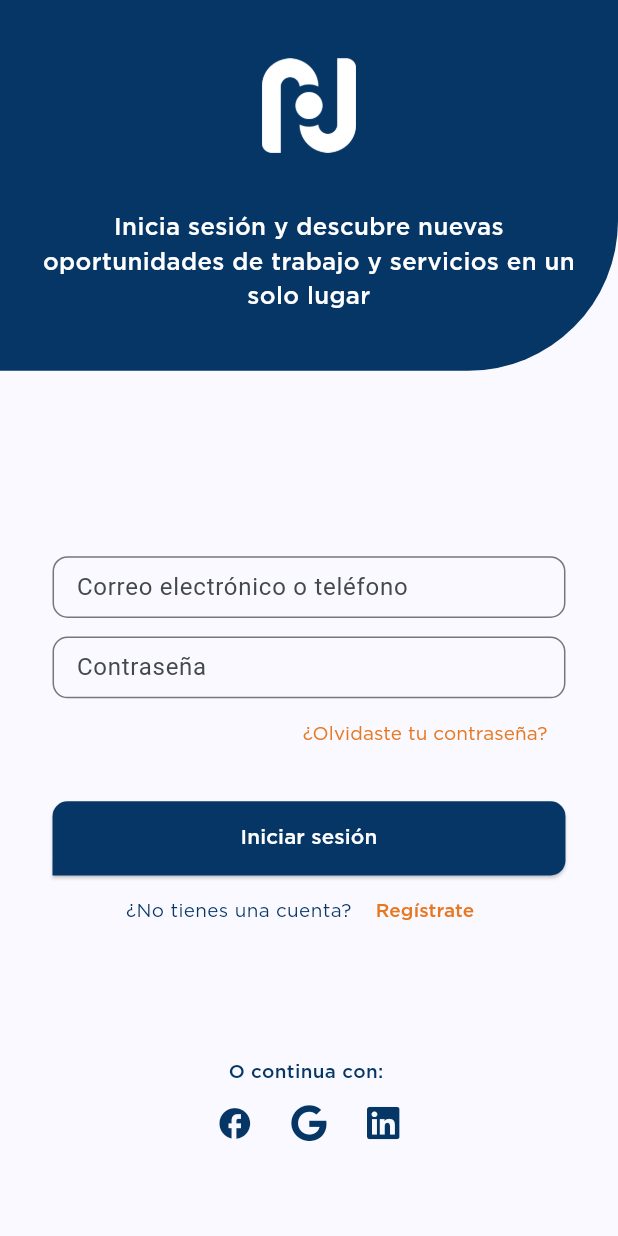
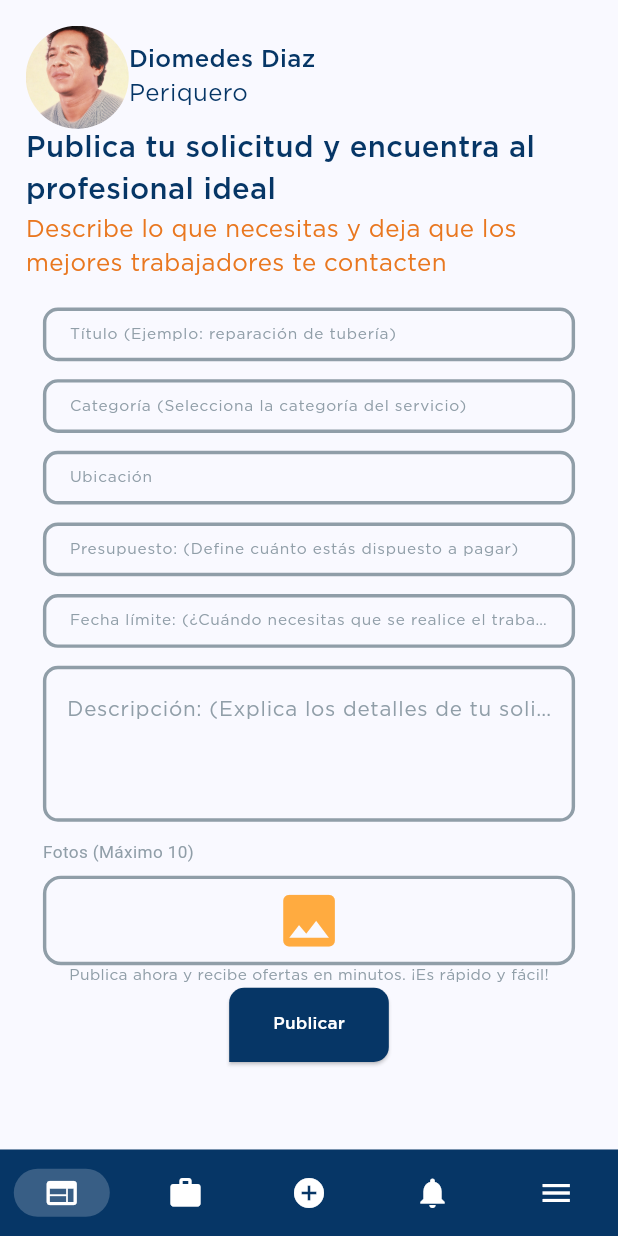
Before and after one commit to mauriciomartinezm/nodo, a Flutter app: the screen it shows after launch, on a phone screen of 412 x 824 dp. Run offline on Flutter 3.47's test engine with Material 3 defaults, Android fonts, the light colour scheme and no system bars; drawn by our look-alikes of auto_size_text; our stand-ins replace flutter_screenutil, font_awesome_flutter, image_picker.

Commit message:
feat(publicacion): create screen (responsive pending)

```diff
--- a/frontend/lib/app_colors.dart
+++ b/frontend/lib/app_colors.dart
@@ -4,4 +4,5 @@ class AppColors {
   static const Color primaryColor = Color.fromARGB(255, 6, 54, 102);
   static const Color secondaryColor = Color(0xFFFFFFFF);
   static const Color accentColor = Color.fromARGB(255, 233, 119, 31);
+  static const Color aux = Color.fromARGB(255, 144, 158, 168);
 }
--- a/frontend/lib/main.dart
+++ b/frontend/lib/main.dart
@@ -1,8 +1,8 @@
 import 'package:flutter/material.dart';
 import 'package:nodo/app_colors.dart';
-import 'package:nodo/login_screen.dart';
+//import 'package:nodo/screens/login_screen.dart';
 import 'package:flutter_screenutil/flutter_screenutil.dart';
-
+import 'package:nodo/screens/home_screen.dart';
 void main() {
   runApp(const MyApp());
 }
@@ -23,7 +23,7 @@ class MyApp extends StatelessWidget {
             colorScheme: ColorScheme.fromSeed(seedColor: AppColors.primaryColor),
             useMaterial3: true,
           ),
-          home: LoginScreen(),
+          home: HomeScreen(),
         );
       },
     );
--- /dev/null
+++ b/frontend/lib/screens/crear_publicacion_screen.dart
@@ -0,0 +1,198 @@
+import 'package:auto_size_text/auto_size_text.dart';
+import 'package:flutter/material.dart';
+import 'package:font_awesome_flutter/font_awesome_flutter.dart';
+import '../app_colors.dart';
+import 'package:flutter_screenutil/flutter_screenutil.dart';
+import 'package:nodo/widgets/subir_foto_widget.dart';
+
+class CrearPublicacion extends StatelessWidget {
+  const CrearPublicacion({super.key});
+
+  @override
+  Widget build(BuildContext context) {
+    return Scaffold(
+      body: Column(
+        children: [
+          SizedBox(
+            //height: MediaQuery.of(context).size.height * 0.3,
+            child: Container(
+              margin: EdgeInsets.all(15.r),
+              child: Column(
+                crossAxisAlignment: CrossAxisAlignment.start,
+                children: [
+                  Row(
+                    children: [
+                      Material(
+                        shape: RoundedRectangleBorder(
+                          borderRadius: BorderRadius.circular(50),
+                        ),
+                        clipBehavior:
+                            Clip.antiAlias, // Esto recorta el contenido
+                        child: Image.asset(
+                          'assets/images/diomedes_joven.jpg',
+                          height: 60.r,
+                          width: 60.r,
+                          fit: BoxFit.cover,
+                        ),
+                      ),
+                      Column(
+                        crossAxisAlignment: CrossAxisAlignment.start,
+                        children: [
+                          Text("Diomedes Diaz",
+                              style: TextStyle(
+                                  color: AppColors.primaryColor,
+                                  fontFamily: "GothamMedium",
+                                  fontSize: 14.r)),
+                          Text(
+                            "Periquero",
+                            style: TextStyle(
+                                color: AppColors.primaryColor,
+                                fontFamily: "GothamBook",
+                                fontSize: 14.r),
+                          )
+                        ],
+                      )
+                    ],
+                  ),
+                  AutoSizeText(
+                      "Publica tu solicitud y encuentra al profesional ideal",
+                      style: TextStyle(
+                        color: AppColors.primaryColor,
+                        fontFamily: "GothamMedium",
+                        fontSize: 17.r,
+                      ),
+                      maxLines: 3, //
+                      minFontSize: 5,
+                      maxFontSize: 22),
+                  AutoSizeText(
+                      "Describe lo que necesitas y deja que los mejores trabajadores te contacten",
+                      style: TextStyle(
+                        color: AppColors.accentColor,
+                        fontFamily: "GothamBook",
+                        fontSize: 14.r,
+                      ),
+                      maxLines: 3, //
+                      minFontSize: 5,
+                      maxFontSize: 22),
+                ],
+              ),
+            ),
+          ),
+          Container(
+            margin: EdgeInsets.only(left: 25.w, right: 25.w),
+            child: Column(
+              children: [
+                buildCustomTextField(
+                    "Título (Ejemplo: reparación de tubería)", context),
+                SizedBox(height: 10.h),
+                buildCustomTextField(
+                    "Categoría (Selecciona la categoría del servicio)",
+                    context),
+                SizedBox(height: 10.h),
+                buildCustomTextField("Ubicación", context),
+                SizedBox(height: 10.h),
+                buildCustomTextField(
+                    "Presupuesto: (Define cuánto estás dispuesto a pagar)",
+                    context),
+                SizedBox(height: 10.h),
+                buildCustomTextField(
+                    "Fecha límite: (¿Cuándo necesitas que se realice el trabajo?)",
+                    context),
+                SizedBox(height: 10.h),
+                TextField(
+                  maxLines:
+                      3, // Esto hace que el campo sea "grande" como para una descripción
+                  decoration: InputDecoration(
+                    labelText:
+                        'Descripción: (Explica los detalles de tu solicitud)',
+                    alignLabelWithHint:
+                        true, // Alinea el label arriba dentro del cuadro
+                    labelStyle: TextStyle(
+                      fontSize: 12.r,
+                      color: AppColors.aux,
+                      fontFamily: "GothamBook",
+                    ),
+                    enabledBorder: OutlineInputBorder(
+                      borderRadius: BorderRadius.circular(10),
+                      borderSide: BorderSide(width: 2.r, color: AppColors.aux),
+                    ),
+                    focusedBorder: OutlineInputBorder(
+                      borderRadius: BorderRadius.circular(10),
+                      borderSide: BorderSide(width: 2.r, color: AppColors.aux),
+                    ),
+                  ),
+                ),
+                SizedBox(height: 10.h),
+                SubirFotoWidget(),
+                Text(
+                  "Publica ahora y recibe ofertas en minutos. ¡Es rápido y fácil!",
+                  style: TextStyle(
+                      color: AppColors.aux,
+                      fontFamily: "GothamBook",
+                      fontSize: 9.sp),
+                ),
+                FractionallySizedBox(
+                  widthFactor: 0.3,
+                  //heightFactor: 0.1,
+                  child: ElevatedButton(
+                    onPressed: () {},
+                    style: ElevatedButton.styleFrom(
+                      backgroundColor: AppColors.primaryColor,
+                      shape: RoundedRectangleBorder(
+                          borderRadius: BorderRadius.only(
+                              topLeft: Radius.circular(10),
+                              topRight: Radius.circular(10),
+                              bottomRight: Radius.circular(10))),
+                      minimumSize:
+                          Size(50, MediaQuery.of(context).size.height * 0.06),
+                    ),
+                    child: Center(
+                      child: Text(
+                        "Publicar",
+                        style: TextStyle(
+                            color: AppColors.secondaryColor,
+                            fontFamily: "GothamMedium",
+                            fontSize: 10.sp),
+                      ),
+                    ),
+                  ),
+                )
+              ],
+            ),
+          ),
+        ],
+      ),
+    );
+  }
+
+ Widget buildCustomTextField(String label, BuildContext context) {
+  return SizedBox(
+    height: 30.h,
+    child: TextField(
+      style: TextStyle(
+        fontSize: 9.sp, // Tamaño del texto que escribe el usuario (responsive)
+        color: Colors.black, // Color del texto
+        fontFamily: "GothamBook",
+      ),
+      decoration: InputDecoration(
+        labelText: label,
+        labelStyle: TextStyle(
+            fontSize: 9.sp, color: AppColors.aux, fontFamily: "GothamBook"),
+        enabledBorder: OutlineInputBorder(
+          borderRadius: BorderRadius.circular(10),
+          borderSide: BorderSide(width: 2.r, color: AppColors.aux),
+        ),
+        focusedBorder: OutlineInputBorder(
+          borderRadius: BorderRadius.circular(10),
+          borderSide: BorderSide(width: 2.r, color: AppColors.aux),
+        ),
+        contentPadding: EdgeInsets.symmetric(
+          vertical: 12.h,
+          horizontal: 12.w,
+        ),
+      ),
+    ),
+  );
+}
+
+}
--- /dev/null
+++ b/frontend/lib/screens/home_screen.dart
@@ -0,0 +1,42 @@
+import 'package:flutter/material.dart';
+import 'package:nodo/widgets/barra_navegacion_widget.dart';
+import 'package:nodo/screens/crear_publicacion_screen.dart';
+
+class HomeScreen extends StatefulWidget {
+  const HomeScreen({super.key});
+
+  @override
+  State<HomeScreen> createState() => _HomeScreenState();
+}
+
+class _HomeScreenState extends State<HomeScreen> {
+  int currentPageIndex = 0;
+
+  // Lista de pantallas/páginas
+  final List<Widget> _screens = [
+    const CrearPublicacion(), // Publicar
+    const CrearPublicacion(), // Trabajos
+    const CrearPublicacion(), // Agregar algo
+    const CrearPublicacion(), // Notificaciones
+    const CrearPublicacion(), // Menú
+  ];
+
+  @override
+  Widget build(BuildContext context) {
+    return Scaffold(
+      body: IndexedStack(
+        index: currentPageIndex,
+        children: _screens,
+      ),
+      bottomNavigationBar:
+      BarraNavegacionWidget(
+
+          currentIndex: currentPageIndex,
+          onIndexChanged: (index) {
+            setState(() {
+              currentPageIndex = index;
+            });
+          }),
+    );
+  }
+}
--- a/frontend/lib/login_screen.dart
+++ b/frontend/lib/screens/login_screen.dart
@@ -1,5 +1,5 @@
 import 'package:flutter/material.dart';
-import 'app_colors.dart';
+import '../app_colors.dart';
 import 'package:font_awesome_flutter/font_awesome_flutter.dart';
 import 'package:flutter_screenutil/flutter_screenutil.dart';
 import 'package:auto_size_text/auto_size_text.dart';
--- /dev/null
+++ b/frontend/lib/widgets/barra_navegacion_widget.dart
@@ -0,0 +1,41 @@
+// En tu archivo barra_navegacion_widget.dart
+import 'package:flutter/material.dart';
+import 'package:nodo/app_colors.dart';
+
+class BarraNavegacionWidget extends StatelessWidget {
+  final int currentIndex;
+  final Function(int) onIndexChanged;
+
+  const BarraNavegacionWidget({
+    super.key,
+    required this.currentIndex,
+    required this.onIndexChanged,
+  });
+
+  @override
+  Widget build(BuildContext context) {
+    return NavigationBar(
+      backgroundColor: AppColors.primaryColor,
+      indicatorColor: Color.fromARGB(51, 255, 255, 255),
+      labelBehavior: NavigationDestinationLabelBehavior.alwaysHide,
+      destinations: const [
+        NavigationDestination(
+            icon: Icon(Icons.web, color: AppColors.secondaryColor),
+            label: ""),
+        NavigationDestination(
+            icon: Icon(Icons.work, color: AppColors.secondaryColor), label: ""),
+        NavigationDestination(
+            icon: Icon(Icons.add_circle, color: AppColors.secondaryColor),
+            label: ""),
+        NavigationDestination(
+            icon: Icon(Icons.notifications, color: AppColors.secondaryColor),
+            label: ""),
+        NavigationDestination(
+            icon: Icon(Icons.menu, color: AppColors.secondaryColor), label: ""),
+      ],
+      selectedIndex: currentIndex,
+      onDestinationSelected: onIndexChanged,
+      height: MediaQuery.of(context).size.height * 0.07, // Por defecto es 80
+    );
+  }
+}
--- /dev/null
+++ b/frontend/lib/widgets/subir_foto_widget.dart
@@ -0,0 +1,89 @@
+import 'dart:io';
+
+import 'package:flutter/material.dart';
+import 'package:flutter_screenutil/flutter_screenutil.dart';
+import 'package:image_picker/image_picker.dart';
+import 'package:nodo/app_colors.dart';
+
+class SubirFotoWidget extends StatefulWidget {
+  const SubirFotoWidget({Key? key}) : super(key: key);
+
+  @override
+  _SubirFotoWidgetState createState() => _SubirFotoWidgetState();
+}
+
+class _SubirFotoWidgetState extends State<SubirFotoWidget> {
+  final ImagePicker _picker = ImagePicker();
+  List<XFile> _fotos = [];
+
+  Future<void> _seleccionarFotos() async {
+    final List<XFile>? fotosSeleccionadas = await _picker.pickMultiImage();
+
+    if (fotosSeleccionadas != null && fotosSeleccionadas.isNotEmpty) {
+      setState(() {
+        _fotos.addAll(fotosSeleccionadas);
+        if (_fotos.length > 10) {
+          _fotos = _fotos.sublist(0, 10); // Limitar a máximo 10
+        }
+      });
+    }
+  }
+
+  @override
+  Widget build(BuildContext context) {
+    return Column(
+      crossAxisAlignment: CrossAxisAlignment.start,
+      children: [
+        Text(
+          "Fotos (Máximo 10)",
+          style: TextStyle(fontSize: 10.sp, color: AppColors.aux),
+        ),
+        const SizedBox(height: 8),
+        GestureDetector(
+          onTap: _seleccionarFotos,
+          child: Container(
+            width: double.infinity,
+            height: 50.h,
+            decoration: BoxDecoration(
+              border: Border.all(width: 2.r, color: AppColors.aux),
+              borderRadius: BorderRadius.circular(12),
+            ),
+            child: _fotos.isEmpty
+                ? Center(
+                    child: Column(
+                      mainAxisSize: MainAxisSize.min,
+                      children: [
+                        Icon(Icons.image, size: 40.r, color: Colors.orangeAccent),
+                        //SizedBox(height: 8.h),
+                        //Text(
+                        //  "Subir foto",
+                        //  style: TextStyle(
+                        //    color: Colors.black87,
+                        //    fontSize: 10.sp,
+                        //    fontWeight: FontWeight.bold,
+                        //  ),
+                        //),
+                      ],
+                    ),
+                  )
+                : GridView.builder(
+                    padding: const EdgeInsets.all(8),
+                    gridDelegate: const SliverGridDelegateWithFixedCrossAxisCount(
+                      crossAxisCount: 3,
+                      crossAxisSpacing: 4,
+                      mainAxisSpacing: 4,
+                    ),
+                    itemCount: _fotos.length,
+                    itemBuilder: (context, index) {
+                      return Image.file(
+                        File(_fotos[index].path),
+                        fit: BoxFit.cover,
+                      );
+                    },
+                  ),
+          ),
+        ),
+      ],
+    );
+  }
+}
--- a/frontend/pubspec.yaml
+++ b/frontend/pubspec.yaml
@@ -33,7 +33,7 @@ dependencies:
   font_awesome_flutter: ^10.4.0
   flutter_screenutil: ^5.9.3
   auto_size_text: ^3.0.0
-
+  image_picker: ^1.0.4
   # The following adds the Cupertino Icons font to your application.
   # Use with the CupertinoIcons class for iOS style icons.
   cupertino_icons: ^1.0.8
@@ -67,7 +67,7 @@ flutter:
     - assets/icons/iconFacebook.png
     - assets/icons/iconGoogle.png
     - assets/icons/iconLinkedin.png
-
+    - assets/images/diomedes_joven.jpg
   # An image asset can refer to one or more resolution-specific "variants", see
   # https://flutter.dev/to/resolution-aware-images
 
```
Also changed, not shown: frontend/assets/images/diomedes_joven.jpg (added), frontend/pubspec.lock, 7 other files.
